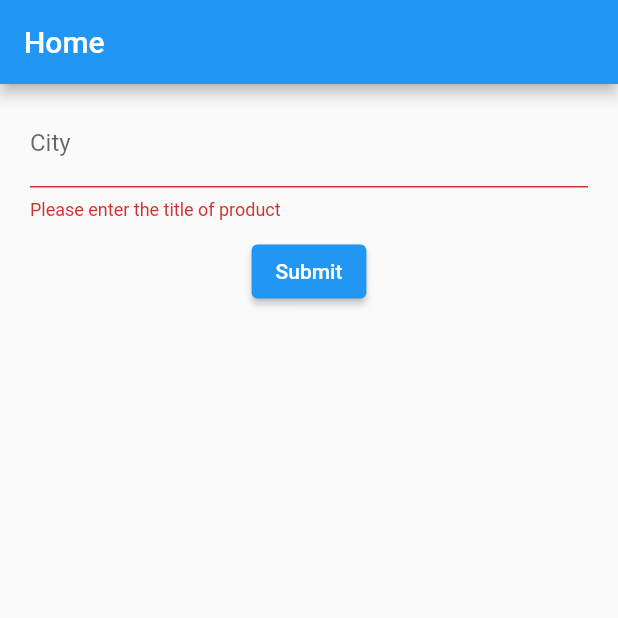
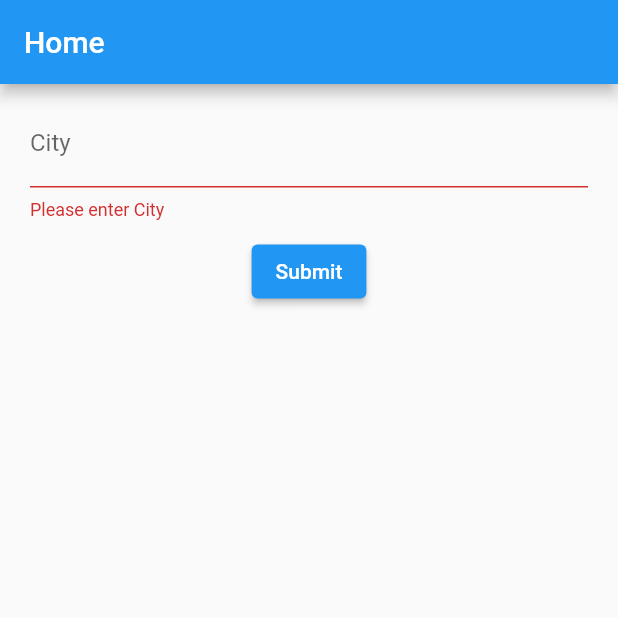
Before and after one commit to Vikram1999dev/flutter_weather_app, a Flutter app: the screen it shows after launch, after a tap on "Submit", on a phone screen of 412 x 824 dp, the top half of it. Run offline on Flutter 3.47's test engine with Material 2 defaults, Android fonts, the phone set to English and light mode, and no system bars; our stand-ins replace font_awesome_flutter.

Commit message:
Update home.dart

```diff
--- a/lib/home.dart
+++ b/lib/home.dart
@@ -39,7 +39,7 @@ class _HomeState extends State<Home> {
                 TextFormField(
                   validator: (input) {
                     if (input!.isEmpty) {
-                      return 'Please enter the title of product';
+                      return 'Please enter City';
                     }
                     return null;
                   },
```
